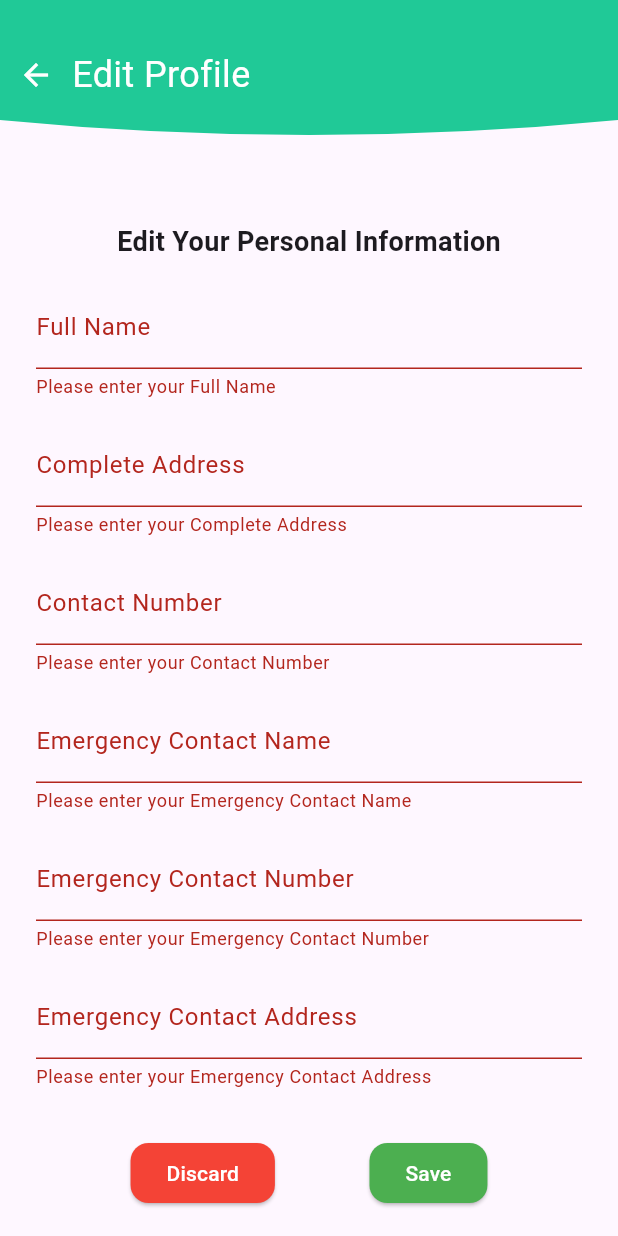
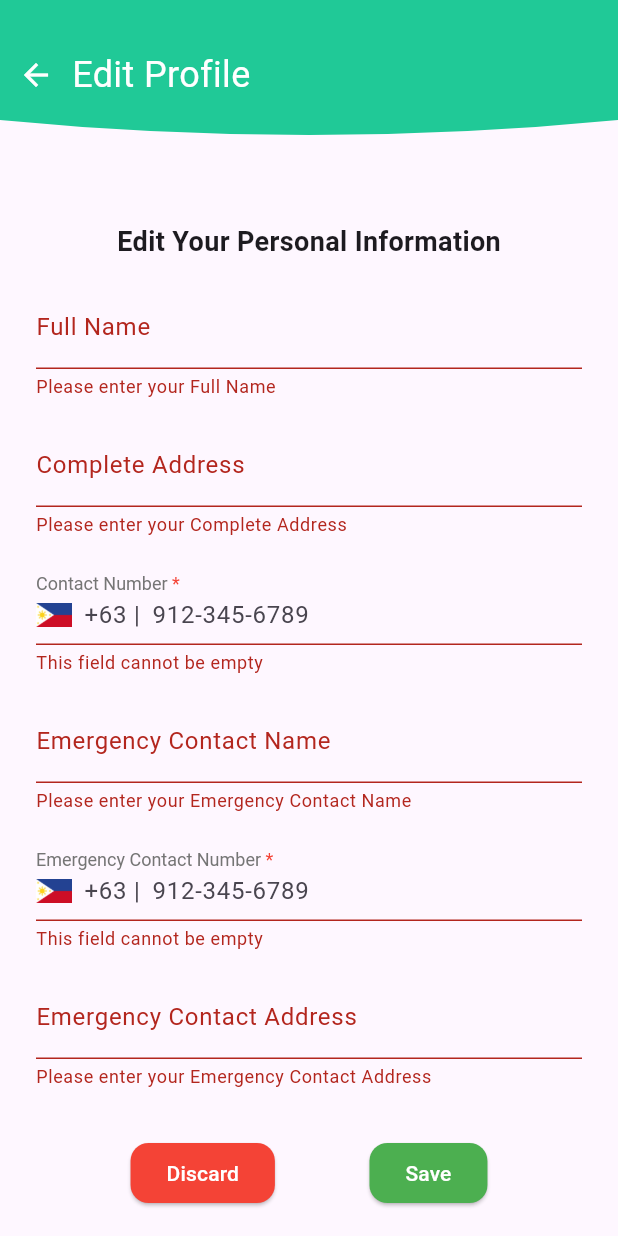
Before and after one commit to Oshinobi-obi/safechain_mobile, a Flutter app: the EditProfileScreen screen opened directly with empty values, after a tap on "Save", on a phone screen of 412 x 824 dp. Run offline on Flutter 3.47's test engine with Material 3 defaults, Android fonts, the phone set to English and light mode, and no system bars; our stand-ins replace cloud_firestore, firebase_auth, firebase_core, flutter_map, latlong2, location and 1 more; accounts and stored records are empty.

Commit message:
Number Only Accepted in Contact

```diff
--- a/lib/screens/crime/crime_screen.dart
+++ b/lib/screens/crime/crime_screen.dart
@@ -1,4 +1,3 @@
-
 import 'package:flutter/material.dart';
 import 'package:safechain/widgets/curved_app_bar.dart';
 
--- a/lib/screens/edit_profile/edit_profile_screen.dart
+++ b/lib/screens/edit_profile/edit_profile_screen.dart
@@ -1,9 +1,9 @@
-
 import 'package:flutter/material.dart';
 import 'package:cloud_firestore/cloud_firestore.dart';
 import 'package:firebase_auth/firebase_auth.dart';
 import 'package:safechain/modals/success_modal.dart';
 import 'package:safechain/widgets/curved_app_bar.dart';
+import 'package:safechain/widgets/phone_number_input.dart';
 
 class EditProfileScreen extends StatefulWidget {
   final Map<String, dynamic> userData;
@@ -46,9 +46,9 @@ class _EditProfileScreenState extends State<EditProfileScreen> {
       await FirebaseFirestore.instance.collection('residents').doc(user.uid).update({
         'full_name': _fullNameController.text,
         'address': _addressController.text,
-        'contact_number': _contactNumberController.text,
+        'contact_number': _contactNumberController.text.replaceAll('-', ''),
         'emergency_contact_person_name': _emergencyNameController.text,
-        'emergency_contact_number': _emergencyNumberController.text,
+        'emergency_contact_number': _emergencyNumberController.text.replaceAll('-', ''),
         'emergency_contact_address': _emergencyAddressController.text,
       });
 
@@ -115,17 +115,53 @@ class _EditProfileScreenState extends State<EditProfileScreen> {
       key: _formKey,
       child: Column(
         children: [
-          _buildTextFormField(label: 'Full Name', controller: _fullNameController),
+          TextFormField(
+            controller: _fullNameController,
+            decoration: const InputDecoration(labelText: 'Full Name'),
+            validator: (value) {
+              if (value == null || value.isEmpty) {
+                return 'Please enter your Full Name';
+              }
+              return null;
+            },
+          ),
           const SizedBox(height: 16),
-          _buildTextFormField(label: 'Complete Address', controller: _addressController),
+          TextFormField(
+            controller: _addressController,
+            decoration: const InputDecoration(labelText: 'Complete Address'),
+            validator: (value) {
+              if (value == null || value.isEmpty) {
+                return 'Please enter your Complete Address';
+              }
+              return null;
+            },
+          ),
           const SizedBox(height: 16),
-          _buildTextFormField(label: 'Contact Number', controller: _contactNumberController),
+          PhoneNumberInput(label: 'Contact Number', hint: '912-345-6789', controller: _contactNumberController),
           const SizedBox(height: 16),
-          _buildTextFormField(label: 'Emergency Contact Name', controller: _emergencyNameController),
+          TextFormField(
+            controller: _emergencyNameController,
+            decoration: const InputDecoration(labelText: 'Emergency Contact Name'),
+            validator: (value) {
+              if (value == null || value.isEmpty) {
+                return 'Please enter your Emergency Contact Name';
+              }
+              return null;
+            },
+          ),
           const SizedBox(height: 16),
-          _buildTextFormField(label: 'Emergency Contact Number', controller: _emergencyNumberController),
+          PhoneNumberInput(label: 'Emergency Contact Number', hint: '912-345-6789', controller: _emergencyNumberController),
           const SizedBox(height: 16),
-          _buildTextFormField(label: 'Emergency Contact Address', controller: _emergencyAddressController),
+          TextFormField(
+            controller: _emergencyAddressController,
+            decoration: const InputDecoration(labelText: 'Emergency Contact Address'),
+            validator: (value) {
+              if (value == null || value.isEmpty) {
+                return 'Please enter your Emergency Contact Address';
+              }
+              return null;
+            },
+          ),
           const SizedBox(height: 32),
           Row(
             mainAxisAlignment: MainAxisAlignment.spaceEvenly,
@@ -146,17 +182,4 @@ class _EditProfileScreenState extends State<EditProfileScreen> {
       ),
     );
   }
-
-  Widget _buildTextFormField({required String label, required TextEditingController controller}) {
-    return TextFormField(
-      controller: controller,
-      decoration: InputDecoration(labelText: label),
-      validator: (value) {
-        if (value == null || value.isEmpty) {
-          return 'Please enter your $label';
-        }
-        return null;
-      },
-    );
-  }
 }
--- a/lib/screens/emergency_sos/emergency_sos_screen.dart
+++ b/lib/screens/emergency_sos/emergency_sos_screen.dart
@@ -1,4 +1,3 @@
-
 import 'package:flutter/material.dart';
 import 'package:safechain/widgets/curved_app_bar.dart';
 
--- a/lib/screens/forgot_password/forgot_password_screen.dart
+++ b/lib/screens/forgot_password/forgot_password_screen.dart
@@ -1,4 +1,3 @@
-
 import 'package:flutter/material.dart';
 import 'package:firebase_auth/firebase_auth.dart';
 import 'package:safechain/modals/success_modal.dart';
--- a/lib/screens/login/login_screen.dart
+++ b/lib/screens/login/login_screen.dart
@@ -1,4 +1,3 @@
-
 import 'package:flutter/foundation.dart';
 import 'package:flutter/material.dart';
 import 'package:firebase_auth/firebase_auth.dart';
--- a/lib/screens/profile/profile_screen.dart
+++ b/lib/screens/profile/profile_screen.dart
@@ -1,4 +1,3 @@
-
 import 'dart:async';
 import 'package:flutter/material.dart';
 import 'package:firebase_auth/firebase_auth.dart';
--- a/lib/screens/signup/signup_screen.dart
+++ b/lib/screens/signup/signup_screen.dart
@@ -1,9 +1,9 @@
-
 import 'package:flutter/material.dart';
 import 'package:firebase_auth/firebase_auth.dart';
 import 'package:cloud_firestore/cloud_firestore.dart';
 import 'package:safechain/modals/success_modal.dart';
 import 'package:safechain/screens/login/login_screen.dart';
+import 'package:safechain/widgets/phone_number_input.dart';
 
 class SignupScreen extends StatefulWidget {
   const SignupScreen({super.key});
@@ -69,10 +69,10 @@ class _SignupScreenState extends State<SignupScreen> {
         await FirebaseFirestore.instance.collection('residents').doc(userCredential.user!.uid).set({
           'full_name': _fullNameController.text,
           'address': _addressController.text,
-          'contact_number': _contactNumberController.text,
+          'contact_number': _contactNumberController.text.replaceAll('-', ''),
           'email': _emailController.text,
           'emergency_contact_person_name': _emergencyNameController.text,
-          'emergency_contact_number': _emergencyNumberController.text,
+          'emergency_contact_number': _emergencyNumberController.text.replaceAll('-', ''),
           'emergency_contact_address': _emergencyAddressController.text,
           'registered_date': Timestamp.now(),
           'profile_picture_url': null,
@@ -163,13 +163,36 @@ class _SignupScreenState extends State<SignupScreen> {
           child: Column(
             crossAxisAlignment: CrossAxisAlignment.start,
             children: [
-              _buildTextFormField(label: 'Full Name', hint: 'Enter your full name', controller: _fullNameController),
+              TextFormField(
+                controller: _fullNameController,
+                decoration: InputDecoration(label: _buildRequiredLabel('Full Name'), hintText: 'Enter your full name'),
+                validator: (value) {
+                  if (value == null || value.isEmpty) return 'This field cannot be empty';
+                  return null;
+                },
+              ),
               const SizedBox(height: 16),
-              _buildTextFormField(label: 'Email', hint: 'Enter your email address', controller: _emailController, keyboardType: TextInputType.emailAddress),
+              TextFormField(
+                controller: _emailController,
+                keyboardType: TextInputType.emailAddress,
+                decoration: InputDecoration(label: _buildRequiredLabel('Email'), hintText: 'Enter your email address'),
+                validator: (value) {
+                  if (value == null || value.isEmpty) return 'This field cannot be empty';
+                  if (!value.contains('@')) return 'Please enter a valid email';
+                  return null;
+                },
+              ),
               const SizedBox(height: 16),
-              _buildTextFormField(label: 'Complete Address', hint: 'Enter your complete address', controller: _addressController),
+              TextFormField(
+                controller: _addressController,
+                decoration: InputDecoration(label: _buildRequiredLabel('Complete Address'), hintText: 'Enter your complete address'),
+                validator: (value) {
+                  if (value == null || value.isEmpty) return 'This field cannot be empty';
+                  return null;
+                },
+              ),
               const SizedBox(height: 16),
-              _buildTextFormField(label: 'Contact Number', hint: 'Enter your contact number', controller: _contactNumberController),
+              PhoneNumberInput(label: 'Contact Number', hint: '912-345-6789', controller: _contactNumberController),
               const SizedBox(height: 16),
               TextFormField(
                 controller: _passwordController,
@@ -204,7 +227,7 @@ class _SignupScreenState extends State<SignupScreen> {
                 decoration: InputDecoration(
                   label: _buildRequiredLabel('Confirm Password'),
                   hintText: 'Re-enter your password',
-                  errorText: _confirmPasswordController.text.isNotEmpty && _passwordController.text != _confirmPasswordController.text ? 'Passwords do not match' : null,
+                  errorText: _confirmPasswordController.text.isNotEmpty && _passwordController.text != _passwordController.text ? 'Passwords do not match' : null,
                   suffixIcon: IconButton(
                     icon: Icon(_obscureConfirmPassword ? Icons.visibility : Icons.visibility_off),
                     onPressed: () => setState(() => _obscureConfirmPassword = !_obscureConfirmPassword),
@@ -217,11 +240,25 @@ class _SignupScreenState extends State<SignupScreen> {
                 },
               ),
               const SizedBox(height: 16),
-              _buildTextFormField(label: 'Emergency Contact Person Name', hint: 'Enter name', controller: _emergencyNameController),
+              TextFormField(
+                controller: _emergencyNameController,
+                decoration: InputDecoration(label: _buildRequiredLabel('Emergency Contact Person Name'), hintText: 'Enter name'),
+                validator: (value) {
+                  if (value == null || value.isEmpty) return 'This field cannot be empty';
+                  return null;
+                },
+              ),
               const SizedBox(height: 16),
-              _buildTextFormField(label: 'Emergency Contact Number', hint: 'Enter number', controller: _emergencyNumberController),
+              PhoneNumberInput(label: 'Emergency Contact Number', hint: '912-345-6789', controller: _emergencyNumberController),
               const SizedBox(height: 16),
-              _buildTextFormField(label: 'Emergency Contact Address', hint: 'Enter address', controller: _emergencyAddressController),
+              TextFormField(
+                controller: _emergencyAddressController,
+                decoration: InputDecoration(label: _buildRequiredLabel('Emergency Contact Address'), hintText: 'Enter address'),
+                validator: (value) {
+                  if (value == null || value.isEmpty) return 'This field cannot be empty';
+                  return null;
+                },
+              ),
               const SizedBox(height: 24),
               ElevatedButton(
                 onPressed: _isLoading ? null : _handleSignup,
@@ -245,19 +282,6 @@ class _SignupScreenState extends State<SignupScreen> {
         ));
   }
 
-  Widget _buildTextFormField({required String label, required String hint, required TextEditingController controller, TextInputType? keyboardType}) {
-    return TextFormField(
-      controller: controller,
-      keyboardType: keyboardType,
-      decoration: InputDecoration(label: _buildRequiredLabel(label), hintText: hint),
-      validator: (value) {
-        if (value == null || value.isEmpty) return 'This field cannot be empty';
-        if (label == 'Email' && !value.contains('@')) return 'Please enter a valid email';
-        return null;
-      },
-    );
-  }
-
   RichText _buildRequiredLabel(String label) {
     return RichText(
       text: TextSpan(
--- a/lib/screens/startup/startup_screen.dart
+++ b/lib/screens/startup/startup_screen.dart
@@ -1,4 +1,3 @@
-
 import 'package:flutter/material.dart';
 import 'dart:async';
 import 'package:safechain/screens/login/login_screen.dart';
--- /dev/null
+++ b/lib/widgets/phone_number_input.dart
@@ -0,0 +1,90 @@
+import 'package:flutter/material.dart';
+import 'package:flutter/services.dart';
+
+class PhoneNumberInput extends StatelessWidget {
+  final TextEditingController controller;
+  final String label;
+  final String hint;
+
+  const PhoneNumberInput({
+    super.key,
+    required this.controller,
+    required this.label,
+    required this.hint,
+  });
+
+  @override
+  Widget build(BuildContext context) {
+    return TextFormField(
+      controller: controller,
+      keyboardType: TextInputType.phone,
+      inputFormatters: [
+        FilteringTextInputFormatter.digitsOnly,
+        LengthLimitingTextInputFormatter(10),
+        _PhoneNumberFormatter(),
+      ],
+      decoration: InputDecoration(
+        alignLabelWithHint: true,
+        floatingLabelBehavior: FloatingLabelBehavior.always,
+        label: _buildRequiredLabel(label),
+        hintText: hint,
+        prefix: Row(
+          mainAxisSize: MainAxisSize.min,
+          children: [
+            Image.asset('images/philippine_flag.png', height: 24, width: 24),
+            const SizedBox(width: 8),
+            const Text('+63 |', style: TextStyle(fontSize: 16)),
+            const SizedBox(width: 8),
+          ],
+        ),
+      ),
+      validator: (value) {
+        if (value == null || value.isEmpty) {
+          return 'This field cannot be empty';
+        }
+        if (value.replaceAll('-', '').length != 10) {
+          return 'Please enter a valid 10-digit number';
+        }
+        return null;
+      },
+    );
+  }
+
+  RichText _buildRequiredLabel(String label) {
+    return RichText(
+      text: TextSpan(
+        text: label,
+        style: TextStyle(color: Colors.grey[600], fontSize: 16),
+        children: const <TextSpan>[
+          TextSpan(text: ' *', style: TextStyle(color: Colors.red)),
+        ],
+      ),
+    );
+  }
+}
+
+class _PhoneNumberFormatter extends TextInputFormatter {
+  @override
+  TextEditingValue formatEditUpdate(
+    TextEditingValue oldValue,
+    TextEditingValue newValue,
+  ) {
+    final text = newValue.text;
+    if (newValue.selection.baseOffset == 0) {
+      return newValue;
+    }
+
+    final buffer = StringBuffer();
+    for (int i = 0; i < text.length; i++) {
+      buffer.write(text[i]);
+      if ((i == 2 || i == 5) && i != text.length - 1) {
+        buffer.write('-');
+      }
+    }
+
+    String newText = buffer.toString();
+    return newValue.copyWith(
+        text: newText,
+        selection: TextSelection.collapsed(offset: newText.length));
+  }
+}
```
Also changed, not shown: lib/screens/home/home_screen.dart (+19 -6 lines), images/philippine_flag.png (added).
